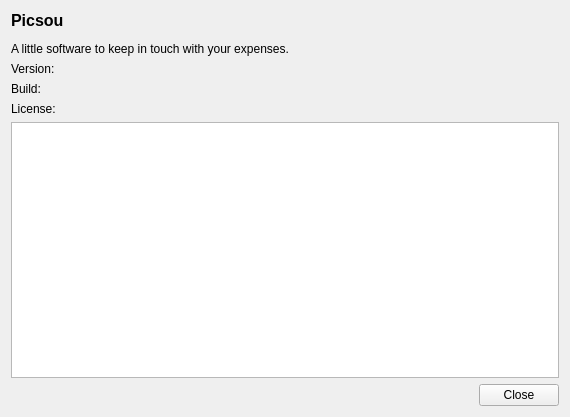
Before: the Qt Designer form ui/dialogs/aboutpicsou.ui in koromodako/picsou, drawn with Qt 5.
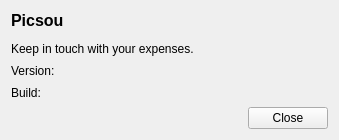
After: the same form once the commit is applied.

Commit message: Add LICENSE information

```diff
--- a/ui/dialogs/aboutpicsou.ui
+++ b/ui/dialogs/aboutpicsou.ui
@@ -9,8 +9,8 @@
    <rect>
     <x>0</x>
     <y>0</y>
-    <width>570</width>
-    <height>417</height>
+    <width>339</width>
+    <height>140</height>
    </rect>
   </property>
   <property name="windowTitle">
@@ -20,7 +20,7 @@
    <item>
     <widget class="QLabel" name="description">
      <property name="text">
-      <string>&lt;html&gt;&lt;head/&gt;&lt;body&gt;&lt;p&gt;&lt;span style=&quot; font-size:12pt; font-weight:600;&quot;&gt;Picsou&lt;/span&gt;&lt;/p&gt;&lt;p&gt;A little software to keep in touch with your expenses.&lt;/p&gt;&lt;/body&gt;&lt;/html&gt;</string>
+      <string>&lt;html&gt;&lt;head/&gt;&lt;body&gt;&lt;p&gt;&lt;span style=&quot; font-size:12pt; font-weight:600;&quot;&gt;Picsou&lt;/span&gt;&lt;/p&gt;&lt;p&gt;Keep in touch with your expenses.&lt;/p&gt;&lt;/body&gt;&lt;/html&gt;</string>
      </property>
     </widget>
    </item>
@@ -70,20 +70,6 @@
      </item>
     </layout>
    </item>
-   <item>
-    <widget class="QLabel" name="license_label">
-     <property name="text">
-      <string>License:</string>
-     </property>
-    </widget>
-   </item>
-   <item>
-    <widget class="QTextEdit" name="license">
-     <property name="readOnly">
-      <bool>true</bool>
-     </property>
-    </widget>
-   </item>
    <item>
     <widget class="QDialogButtonBox" name="buttons">
      <property name="standardButtons">
```
The commit also changes 109 other files.
